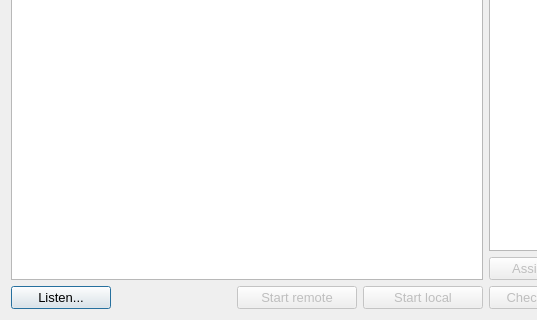
The window that owner/ui/mainwindow.ui (gear54rus/python-cluster) describes before a commit, drawn with Qt 5; both pictures show x 0 to 537 and y 280 to 600 of the 800 by 600 pixel window.
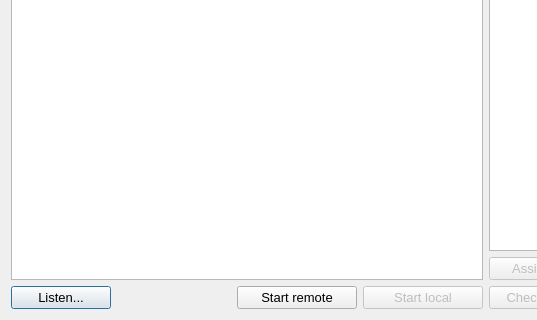
The same window after the commit.

Commit message: Tested task assigning. Fixed a few UI bugs. Added rudimentary start button.

```diff
--- a/owner/ui/mainwindow.ui
+++ b/owner/ui/mainwindow.ui
@@ -106,7 +106,7 @@
         <item>
          <widget class="QPushButton" name="buttonStartRemote">
           <property name="enabled">
-           <bool>false</bool>
+           <bool>true</bool>
           </property>
           <property name="sizePolicy">
            <sizepolicy hsizetype="Fixed" vsizetype="Fixed">
```
The commit also changes 7 other files.
